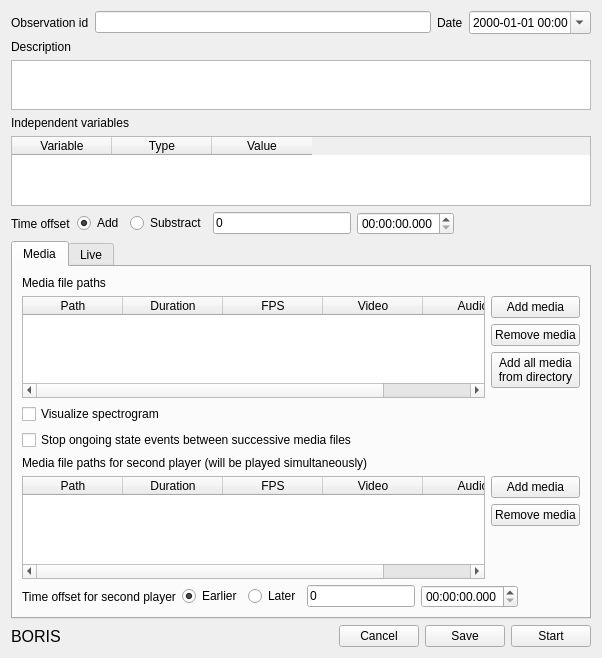
Old version of the form observation.ui in the repository olivierfriard/BORIS.
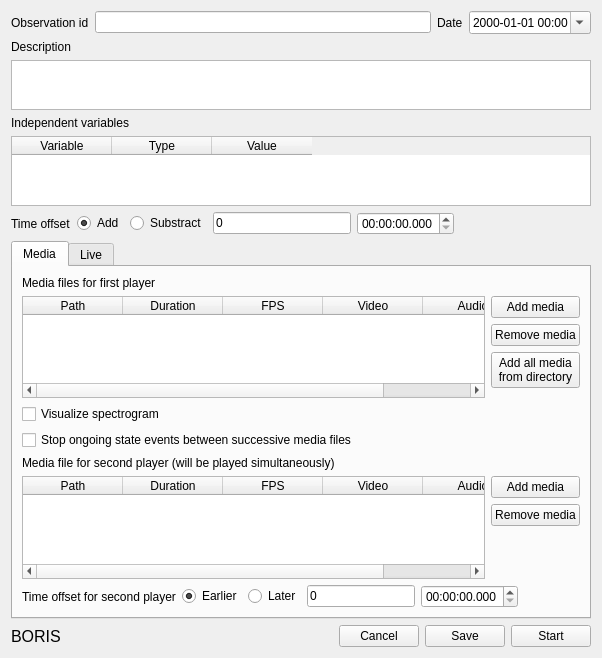
New version of the form.

What changed in the file:
```diff
--- a/observation.ui
+++ b/observation.ui
@@ -189,7 +189,7 @@
          <item>
           <widget class="QLabel" name="label_5">
            <property name="text">
-            <string>Media file paths</string>
+            <string>Media files for first player</string>
            </property>
           </widget>
          </item>
@@ -291,7 +291,7 @@
          <item>
           <widget class="QLabel" name="label_2">
            <property name="text">
-            <string>Media file paths for second player (will be played simultaneously)</string>
+            <string>Media file for second player (will be played simultaneously)</string>
            </property>
           </widget>
          </item>
```
